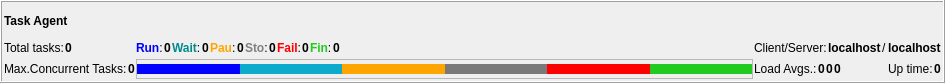
Old version of the form qpfhmi/frmagentstatus.ui in the repository jc-gonzalez/qpfnn.
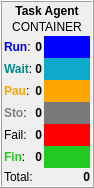
New version of the form.

Commit message: Temporary fix to not update TaskAgentInfo as it was in the old version

Diff of the .ui file:
```diff
--- a/qpfhmi/frmagentstatus.ui
+++ b/qpfhmi/frmagentstatus.ui
@@ -6,8 +6,8 @@
    <rect>
     <x>0</x>
     <y>0</y>
-    <width>945</width>
-    <height>83</height>
+    <width>94</width>
+    <height>188</height>
    </rect>
   </property>
   <property name="windowTitle">
@@ -19,9 +19,9 @@
   <property name="frameShadow">
    <enum>QFrame::Raised</enum>
   </property>
-  <layout class="QVBoxLayout" name="verticalLayout">
+  <layout class="QVBoxLayout" name="verticalLayout_4">
    <property name="spacing">
-    <number>1</number>
+    <number>2</number>
    </property>
    <property name="leftMargin">
     <number>2</number>
@@ -46,59 +46,28 @@
      <property name="text">
       <string>Task Agent</string>
      </property>
-    </widget>
-   </item>
-   <item>
-    <layout class="QGridLayout" name="gridLayout" columnstretch="1,100,1">
-     <property name="verticalSpacing">
-      <number>1</number>
+     <property name="alignment">
+      <set>Qt::AlignCenter</set>
      </property>
-     <item row="0" column="0">
-      <layout class="QHBoxLayout" name="horizontalLayout_8">
-       <item>
-        <widget class="QLabel" name="label">
-         <property name="text">
-          <string>Total tasks:</string>
-         </property>
         </widget>
        </item>
        <item>
-        <widget class="QLabel" name="lblTotalTasks">
-         <property name="font">
-          <font>
-           <weight>75</weight>
-           <bold>true</bold>
-          </font>
-         </property>
+    <widget class="QLabel" name="lblTaskAgentMode">
          <property name="text">
-          <string>0</string>
-         </property>
-         <property name="margin">
-          <number>3</number>
+      <string>CONTAINER</string>
+     </property>
+     <property name="alignment">
+      <set>Qt::AlignCenter</set>
          </property>
         </widget>
        </item>
        <item>
-        <spacer name="horizontalSpacer">
-         <property name="orientation">
-          <enum>Qt::Horizontal</enum>
-         </property>
-         <property name="sizeHint" stdset="0">
-          <size>
-           <width>40</width>
-           <height>20</height>
-          </size>
-         </property>
-        </spacer>
-       </item>
-      </layout>
-     </item>
-     <item row="0" column="1">
       <layout class="QHBoxLayout" name="horizontalLayout_3">
        <item>
-        <layout class="QHBoxLayout" name="horizontalLayout_18">
-         <item>
-          <layout class="QHBoxLayout" name="horizontalLayout_12">
+      <layout class="QVBoxLayout" name="verticalLayout_2">
+       <property name="spacing">
+        <number>0</number>
+       </property>
            <item>
             <widget class="QLabel" name="label_5">
              <property name="text">
@@ -107,26 +76,6 @@
             </widget>
            </item>
            <item>
-            <widget class="QLabel" name="lblRun">
-             <property name="font">
-              <font>
-               <weight>75</weight>
-               <bold>true</bold>
-              </font>
-             </property>
-             <property name="text">
-              <string>0</string>
-             </property>
-             <property name="margin">
-              <number>3</number>
-             </property>
-            </widget>
-           </item>
-          </layout>
-         </item>
-         <item>
-          <layout class="QHBoxLayout" name="horizontalLayout_13">
-           <item>
             <widget class="QLabel" name="label_11">
              <property name="text">
               <string>&lt;html&gt;&lt;head/&gt;&lt;body&gt;&lt;p&gt;&lt;span style=&quot; font-weight:600; color:#008b8b;&quot;&gt;Wait&lt;/span&gt;:&lt;/p&gt;&lt;/body&gt;&lt;/html&gt;</string>
@@ -134,26 +83,6 @@
             </widget>
            </item>
            <item>
-            <widget class="QLabel" name="lblWait">
-             <property name="font">
-              <font>
-               <weight>75</weight>
-               <bold>true</bold>
-              </font>
-             </property>
-             <property name="text">
-              <string>0</string>
-             </property>
-             <property name="margin">
-              <number>3</number>
-             </property>
-            </widget>
-           </item>
-          </layout>
-         </item>
-         <item>
-          <layout class="QHBoxLayout" name="horizontalLayout_14">
-           <item>
             <widget class="QLabel" name="label_12">
              <property name="text">
               <string>&lt;html&gt;&lt;head/&gt;&lt;body&gt;&lt;p&gt;&lt;span style=&quot; font-weight:600; color:#ffa500;&quot;&gt;Pau&lt;/span&gt;:&lt;/p&gt;&lt;/body&gt;&lt;/html&gt;</string>
@@ -161,26 +90,6 @@
             </widget>
            </item>
            <item>
-            <widget class="QLabel" name="lblPau">
-             <property name="font">
-              <font>
-               <weight>75</weight>
-               <bold>true</bold>
-              </font>
-             </property>
-             <property name="text">
-              <string>0</string>
-             </property>
-             <property name="margin">
-              <number>3</number>
-             </property>
-            </widget>
-           </item>
-          </layout>
-         </item>
-         <item>
-          <layout class="QHBoxLayout" name="horizontalLayout_15">
-           <item>
             <widget class="QLabel" name="label_13">
              <property name="text">
               <string>&lt;html&gt;&lt;head/&gt;&lt;body&gt;&lt;p&gt;&lt;span style=&quot; font-weight:600; color:#808080;&quot;&gt;Sto&lt;/span&gt;:&lt;/p&gt;&lt;/body&gt;&lt;/html&gt;</string>
@@ -188,52 +97,12 @@
             </widget>
            </item>
            <item>
-            <widget class="QLabel" name="lblSto">
-             <property name="font">
-              <font>
-               <weight>75</weight>
-               <bold>true</bold>
-              </font>
-             </property>
-             <property name="text">
-              <string>0</string>
-             </property>
-             <property name="margin">
-              <number>3</number>
-             </property>
-            </widget>
-           </item>
-          </layout>
-         </item>
-         <item>
-          <layout class="QHBoxLayout" name="horizontalLayout_16">
-           <item>
             <widget class="QLabel" name="label_14">
              <property name="text">
-              <string>&lt;html&gt;&lt;head/&gt;&lt;body&gt;&lt;p&gt;&lt;span style=&quot; font-weight:600; color:#ff0000;&quot;&gt;Fail&lt;/span&gt;:&lt;/p&gt;&lt;/body&gt;&lt;/html&gt;</string>
+          <string>&lt;html&gt;&lt;head/&gt;&lt;body&gt;&lt;p&gt;Fail:&lt;/p&gt;&lt;/body&gt;&lt;/html&gt;</string>
              </property>
             </widget>
            </item>
-           <item>
-            <widget class="QLabel" name="lblFail">
-             <property name="font">
-              <font>
-               <weight>75</weight>
-               <bold>true</bold>
-              </font>
-             </property>
-             <property name="text">
-              <string>0</string>
-             </property>
-             <property name="margin">
-              <number>3</number>
-             </property>
-            </widget>
-           </item>
-          </layout>
-         </item>
-         <item>
-          <layout class="QHBoxLayout" name="horizontalLayout_17">
            <item>
             <widget class="QLabel" name="label_15">
              <property name="text">
@@ -241,6 +110,108 @@
              </property>
             </widget>
            </item>
+      </layout>
+     </item>
+     <item>
+      <layout class="QVBoxLayout" name="verticalLayout_3">
+       <property name="spacing">
+        <number>0</number>
+       </property>
+       <item>
+        <widget class="QLabel" name="lblRun">
+         <property name="font">
+          <font>
+           <weight>75</weight>
+           <bold>true</bold>
+          </font>
+         </property>
+         <property name="text">
+          <string>0</string>
+         </property>
+         <property name="alignment">
+          <set>Qt::AlignRight|Qt::AlignTrailing|Qt::AlignVCenter</set>
+         </property>
+         <property name="margin">
+          <number>3</number>
+         </property>
+        </widget>
+       </item>
+       <item>
+        <widget class="QLabel" name="lblWait">
+         <property name="font">
+          <font>
+           <weight>75</weight>
+           <bold>true</bold>
+          </font>
+         </property>
+         <property name="text">
+          <string>0</string>
+         </property>
+         <property name="alignment">
+          <set>Qt::AlignRight|Qt::AlignTrailing|Qt::AlignVCenter</set>
+         </property>
+         <property name="margin">
+          <number>3</number>
+         </property>
+        </widget>
+       </item>
+       <item>
+        <widget class="QLabel" name="lblPau">
+         <property name="font">
+          <font>
+           <weight>75</weight>
+           <bold>true</bold>
+          </font>
+         </property>
+         <property name="text">
+          <string>0</string>
+         </property>
+         <property name="alignment">
+          <set>Qt::AlignRight|Qt::AlignTrailing|Qt::AlignVCenter</set>
+         </property>
+         <property name="margin">
+          <number>3</number>
+         </property>
+        </widget>
+       </item>
+       <item>
+        <widget class="QLabel" name="lblSto">
+         <property name="font">
+          <font>
+           <weight>75</weight>
+           <bold>true</bold>
+          </font>
+         </property>
+         <property name="text">
+          <string>0</string>
+         </property>
+         <property name="alignment">
+          <set>Qt::AlignRight|Qt::AlignTrailing|Qt::AlignVCenter</set>
+         </property>
+         <property name="margin">
+          <number>3</number>
+         </property>
+        </widget>
+       </item>
+       <item>
+        <widget class="QLabel" name="lblFail">
+         <property name="font">
+          <font>
+           <weight>75</weight>
+           <bold>true</bold>
+          </font>
+         </property>
+         <property name="text">
+          <string>0</string>
+         </property>
+         <property name="alignment">
+          <set>Qt::AlignRight|Qt::AlignTrailing|Qt::AlignVCenter</set>
+         </property>
+         <property name="margin">
+          <number>3</number>
+         </property>
+        </widget>
+       </item>
            <item>
             <widget class="QLabel" name="lblFin">
              <property name="font">
@@ -252,264 +223,21 @@
              <property name="text">
               <string>0</string>
              </property>
-             <property name="margin">
-              <number>3</number>
-             </property>
-            </widget>
-           </item>
-          </layout>
-         </item>
-        </layout>
-       </item>
-       <item>
-        <spacer name="horizontalSpacer_5">
-         <property name="orientation">
-          <enum>Qt::Horizontal</enum>
-         </property>
-         <property name="sizeHint" stdset="0">
-          <size>
-           <width>40</width>
-           <height>20</height>
-          </size>
-         </property>
-        </spacer>
-       </item>
-      </layout>
-     </item>
-     <item row="0" column="2">
-      <layout class="QHBoxLayout" name="horizontalLayout_5">
-       <item>
-        <layout class="QHBoxLayout" name="horizontalLayout_2">
-         <item>
-          <widget class="QLabel" name="label_6">
-           <property name="text">
-            <string>Client/Server:</string>
-           </property>
-          </widget>
-         </item>
-         <item>
-          <widget class="QLabel" name="lblClient">
-           <property name="font">
-            <font>
-             <weight>75</weight>
-             <bold>true</bold>
-            </font>
-           </property>
-           <property name="text">
-            <string>localhost</string>
-           </property>
-          </widget>
-         </item>
-         <item>
-          <widget class="QLabel" name="label_9">
-           <property name="text">
-            <string>/</string>
-           </property>
-          </widget>
-         </item>
-         <item>
-          <widget class="QLabel" name="lblServer">
-           <property name="font">
-            <font>
-             <weight>75</weight>
-             <bold>true</bold>
-            </font>
-           </property>
-           <property name="text">
-            <string>localhost</string>
-           </property>
-          </widget>
-         </item>
-        </layout>
-       </item>
-       <item>
-        <spacer name="horizontalSpacer_2">
-         <property name="orientation">
-          <enum>Qt::Horizontal</enum>
-         </property>
-         <property name="sizeHint" stdset="0">
-          <size>
-           <width>40</width>
-           <height>20</height>
-          </size>
-         </property>
-        </spacer>
-       </item>
-      </layout>
-     </item>
-     <item row="1" column="0">
-      <layout class="QHBoxLayout" name="horizontalLayout_7">
-       <item>
-        <widget class="QLabel" name="label_8">
-         <property name="text">
-          <string>Max.Concurrent Tasks:</string>
-         </property>
-        </widget>
-       </item>
-       <item>
-        <widget class="QLabel" name="lblMaxTasks">
-         <property name="font">
-          <font>
-           <weight>75</weight>
-           <bold>true</bold>
-          </font>
-         </property>
-         <property name="text">
-          <string>0</string>
-         </property>
+         <property name="alignment">
+          <set>Qt::AlignRight|Qt::AlignTrailing|Qt::AlignVCenter</set>
+         </property>
          <property name="margin">
           <number>3</number>
          </property>
         </widget>
        </item>
-       <item>
-        <spacer name="horizontalSpacer_4">
-         <property name="orientation">
-          <enum>Qt::Horizontal</enum>
-         </property>
-         <property name="sizeHint" stdset="0">
-          <size>
-           <width>40</width>
-           <height>20</height>
-          </size>
-         </property>
-        </spacer>
-       </item>
       </layout>
      </item>
-     <item row="1" column="2">
-      <layout class="QHBoxLayout" name="horizontalLayout_6">
        <item>
-        <layout class="QHBoxLayout" name="horizontalLayout">
-         <item>
-          <widget class="QLabel" name="label_7">
-           <property name="text">
-            <string>Load Avgs.:</string>
-           </property>
-          </widget>
-         </item>
-         <item>
-          <widget class="QLabel" name="lblLoadAvg1">
-           <property name="font">
-            <font>
-             <weight>75</weight>
-             <bold>true</bold>
-            </font>
-           </property>
-           <property name="text">
-            <string>0</string>
-           </property>
-           <property name="margin">
-            <number>3</number>
-           </property>
-          </widget>
-         </item>
-         <item>
-          <widget class="QLabel" name="lblLoadAvg2">
-           <property name="font">
-            <font>
-             <weight>75</weight>
-             <bold>true</bold>
-            </font>
-           </property>
-           <property name="text">
-            <string>0</string>
-           </property>
-           <property name="margin">
-            <number>3</number>
-           </property>
-          </widget>
-         </item>
-         <item>
-          <widget class="QLabel" name="lblLoadAvg3">
-           <property name="font">
-            <font>
-             <weight>75</weight>
-             <bold>true</bold>
-            </font>
-           </property>
-           <property name="text">
-            <string>0</string>
-           </property>
-           <property name="margin">
-            <number>3</number>
-           </property>
-          </widget>
-         </item>
-        </layout>
-       </item>
-       <item>
-        <spacer name="horizontalSpacer_3">
-         <property name="orientation">
-          <enum>Qt::Horizontal</enum>
-         </property>
-         <property name="sizeHint" stdset="0">
-          <size>
-           <width>40</width>
-           <height>20</height>
-          </size>
-         </property>
-        </spacer>
-       </item>
-       <item>
-        <layout class="QHBoxLayout" name="horizontalLayout_9">
-         <item>
-          <widget class="QLabel" name="label_10">
-           <property name="text">
-            <string>Up time:</string>
-           </property>
-          </widget>
-         </item>
-         <item>
-          <widget class="QLabel" name="lblUptime">
-           <property name="font">
-            <font>
-             <weight>75</weight>
-             <bold>true</bold>
-            </font>
-           </property>
-           <property name="text">
-            <string>0</string>
-           </property>
-           <property name="margin">
-            <number>3</number>
-           </property>
-          </widget>
-         </item>
-        </layout>
-       </item>
-      </layout>
-     </item>
-     <item row="1" column="1">
-      <widget class="QFrame" name="frmStatusBar">
-       <property name="maximumSize">
-        <size>
-         <width>16777215</width>
-         <height>28</height>
-        </size>
-       </property>
-       <property name="frameShape">
-        <enum>QFrame::StyledPanel</enum>
-       </property>
-       <property name="frameShadow">
-        <enum>QFrame::Raised</enum>
-       </property>
-       <layout class="QHBoxLayout" name="horizontalLayout_4">
+      <layout class="QVBoxLayout" name="verticalLayout" stretch="1,1,1,1,1,1">
         <property name="spacing">
          <number>0</number>
         </property>
-        <property name="leftMargin">
-         <number>0</number>
-        </property>
-        <property name="topMargin">
-         <number>4</number>
-        </property>
-        <property name="rightMargin">
-         <number>0</number>
-        </property>
-        <property name="bottomMargin">
-         <number>4</number>
-        </property>
         <item>
          <widget class="QFrame" name="frmRunning">
           <property name="sizePolicy">
@@ -518,6 +246,12 @@
             <verstretch>0</verstretch>
            </sizepolicy>
           </property>
+         <property name="minimumSize">
+          <size>
+           <width>6</width>
+           <height>0</height>
+          </size>
+         </property>
           <property name="styleSheet">
            <string notr="true">background-color: rgb(0, 0, 255);</string>
           </property>
@@ -533,13 +267,19 @@
          </widget>
         </item>
         <item>
-         <widget class="QFrame" name="frmWaiting">
+        <widget class="QFrame" name="frmWaiting_">
           <property name="sizePolicy">
            <sizepolicy hsizetype="Expanding" vsizetype="Preferred">
             <horstretch>0</horstretch>
             <verstretch>0</verstretch>
            </sizepolicy>
           </property>
+         <property name="minimumSize">
+          <size>
+           <width>6</width>
+           <height>0</height>
+          </size>
+         </property>
           <property name="styleSheet">
            <string notr="true">background-color: rgb(14, 170, 204);</string>
           </property>
@@ -562,6 +302,12 @@
             <verstretch>0</verstretch>
            </sizepolicy>
           </property>
+         <property name="minimumSize">
+          <size>
+           <width>6</width>
+           <height>0</height>
+          </size>
+         </property>
           <property name="styleSheet">
            <string notr="true">background-color:rgb(255, 165, 0);</string>
           </property>
@@ -584,6 +330,12 @@
             <verstretch>0</verstretch>
            </sizepolicy>
           </property>
+         <property name="minimumSize">
+          <size>
+           <width>6</width>
+           <height>0</height>
+          </size>
+         </property>
           <property name="styleSheet">
            <string notr="true">background-color: rgb(121, 121, 121);</string>
           </property>
@@ -606,6 +358,12 @@
             <verstretch>0</verstretch>
            </sizepolicy>
           </property>
+         <property name="minimumSize">
+          <size>
+           <width>6</width>
+           <height>0</height>
+          </size>
+         </property>
           <property name="styleSheet">
            <string notr="true">background-color: rgb(255, 0, 0);</string>
           </property>
@@ -628,6 +386,12 @@
             <verstretch>0</verstretch>
            </sizepolicy>
           </property>
+         <property name="minimumSize">
+          <size>
+           <width>6</width>
+           <height>0</height>
+          </size>
+         </property>
           <property name="styleSheet">
            <string notr="true">background-color: rgb(33, 202, 33);</string>
           </property>
@@ -643,8 +407,37 @@
          </widget>
         </item>
        </layout>
+     </item>
+    </layout>
+   </item>
+   <item>
+    <layout class="QHBoxLayout" name="horizontalLayout_8">
+     <item>
+      <widget class="QLabel" name="label">
+       <property name="text">
+        <string>Total:</string>
+       </property>
       </widget>
      </item>
+     <item>
+      <widget class="QLabel" name="lblTotalTasks">
+       <property name="font">
+        <font>
+         <weight>75</weight>
+         <bold>true</bold>
+        </font>
+       </property>
+       <property name="text">
+        <string>0</string>
+       </property>
+       <property name="alignment">
+        <set>Qt::AlignRight|Qt::AlignTrailing|Qt::AlignVCenter</set>
+       </property>
+       <property name="margin">
+        <number>3</number>
+       </property>
+      </widget>
+     </item>
     </layout>
    </item>
   </layout>
```
Left out of the diff: 1 changed line with no effect on the pictures. Lines whose indentation alone changed are shown as unchanged. The commit also changes 1 other file.
